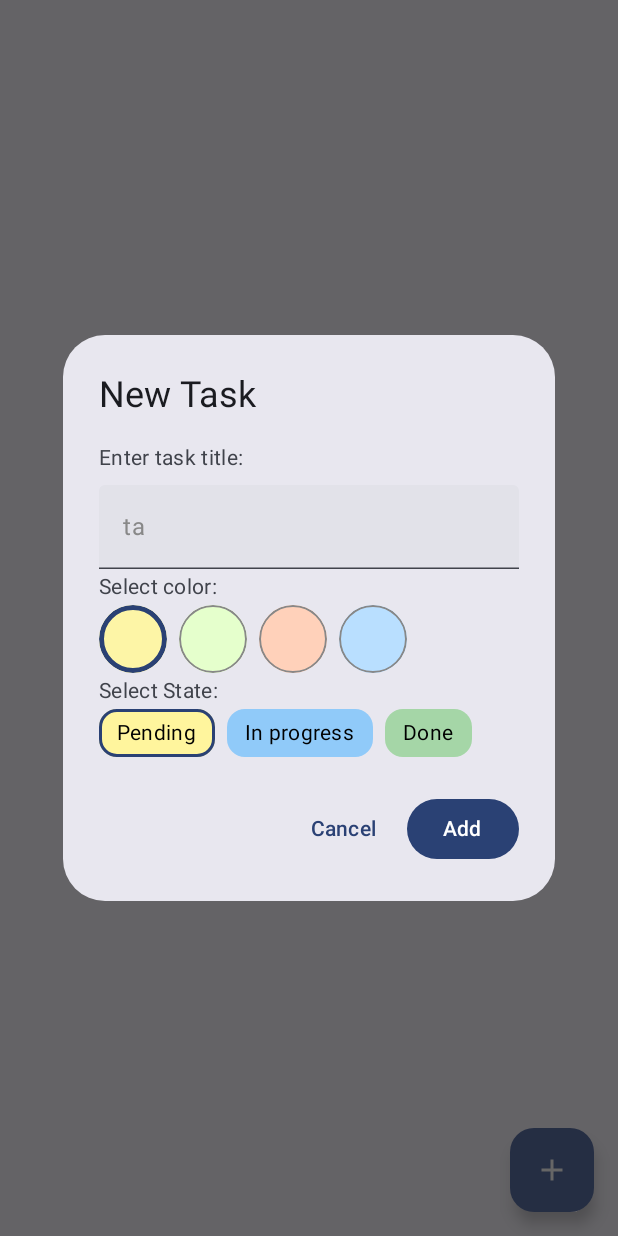
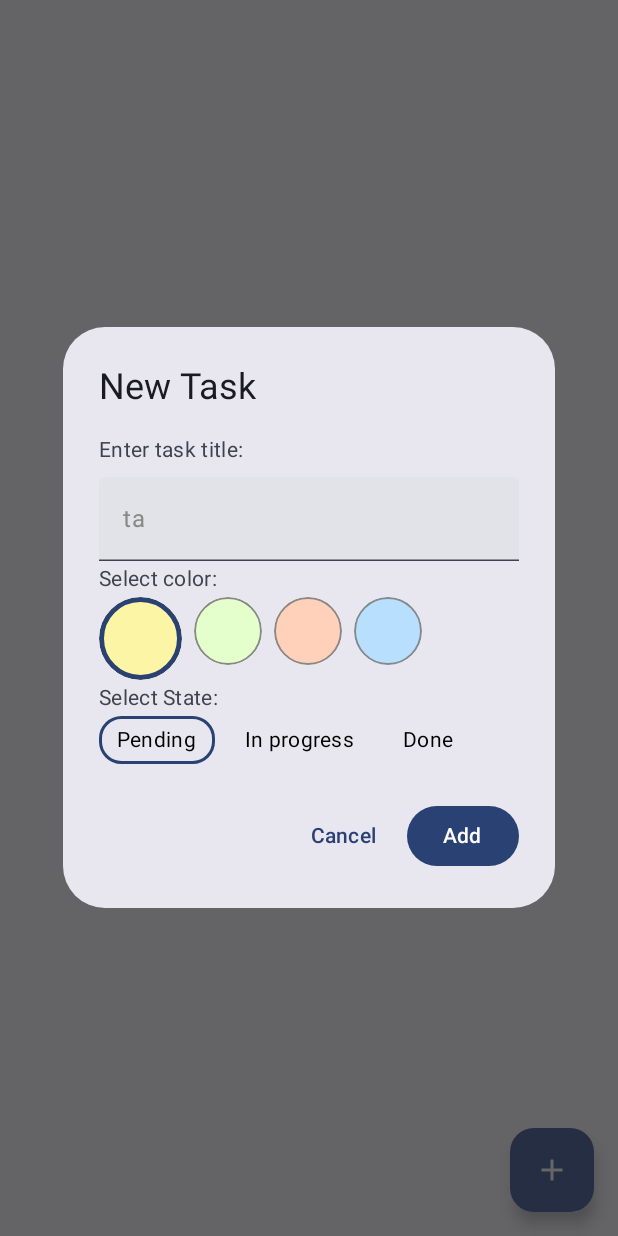
Before and after one commit to barh0m1977/To-Do-Sticky-Note, an Android app built with Jetpack Compose: the screen it shows after launch (MainActivity), after a tap on "Add", on a phone screen of 412 x 824 dp. Run offline under Robolectric (Android 15) with nearby library versions, the phone set to English and light mode, and no system bars; our stand-ins replace Room's generated code.

Commit message:
lees than 13char title of To-Do edit circleColor in selected to 55.dp remove background color of stateLabel

```diff
--- a/app/src/main/java/com/ibrahim/to_dolist/presentation/ui/component/ColorCircle.kt
+++ b/app/src/main/java/com/ibrahim/to_dolist/presentation/ui/component/ColorCircle.kt
@@ -21,7 +21,7 @@ fun ColorCircle(
 ) {
     Box(
         modifier = Modifier
-            .size(45.dp)
+            .size(if(isSelected)55.dp else 45.dp)
             .clip(CircleShape)
             .background(color)
             .border(
--- a/app/src/main/java/com/ibrahim/to_dolist/presentation/ui/component/ToDoStateLabel.kt
+++ b/app/src/main/java/com/ibrahim/to_dolist/presentation/ui/component/ToDoStateLabel.kt
@@ -25,19 +25,18 @@ fun ToDoStateLabel(
     isSelected: Boolean = false,
     onClick: (ToDoState) -> Unit
 ) {
-     val backgroundColor = when (state) {
-        ToDoState.PENDING -> Color(0xFFFFF59D)
-        ToDoState.IN_PROGRESS -> Color(0xFF90CAF9)
-        ToDoState.DONE -> Color(0xFFA5D6A7)
-    }
+//     val backgroundColor = when (state) {
+//        ToDoState.PENDING -> Color(0xFFFFF59D)
+//        ToDoState.IN_PROGRESS -> Color(0xFF90CAF9)
+//        ToDoState.DONE -> Color(0xFFA5D6A7)
+//    }
 
     val borderColor = if (isSelected) MaterialTheme.colorScheme.primary else Color.Transparent
     val boxSize=(state.name.length+4).dp
     Box(
         modifier = Modifier
-            .background(backgroundColor, RoundedCornerShape(12.dp))
             .clickable { onClick(state) }
-            .border(width = 2.dp, color = borderColor, shape = RoundedCornerShape(12.dp))
+            .border(width = 2.dp, color = borderColor, shape = RoundedCornerShape(15.dp))
             .padding(horizontal = 12.dp, vertical = 6.dp)
     ) {
         Text(
--- a/app/src/main/java/com/ibrahim/to_dolist/presentation/ui/screens/ToDoListScreen.kt
+++ b/app/src/main/java/com/ibrahim/to_dolist/presentation/ui/screens/ToDoListScreen.kt
@@ -30,6 +30,7 @@ fun ToDoListScreen(viewModel: ToDoViewModel) {
     val todos by viewModel.todos.collectAsState()
 
     val gridState = rememberLazyGridState()
+
 
     LazyVerticalGrid(
         state = gridState,
```
Also changed, not shown: app/src/main/java/com/ibrahim/to_dolist/presentation/ui/component/CardStickyNote.kt (+10 -2 lines), app/src/main/java/com/ibrahim/to_dolist/presentation/ui/screens/HomeScreen.kt (+6 -3 lines).
